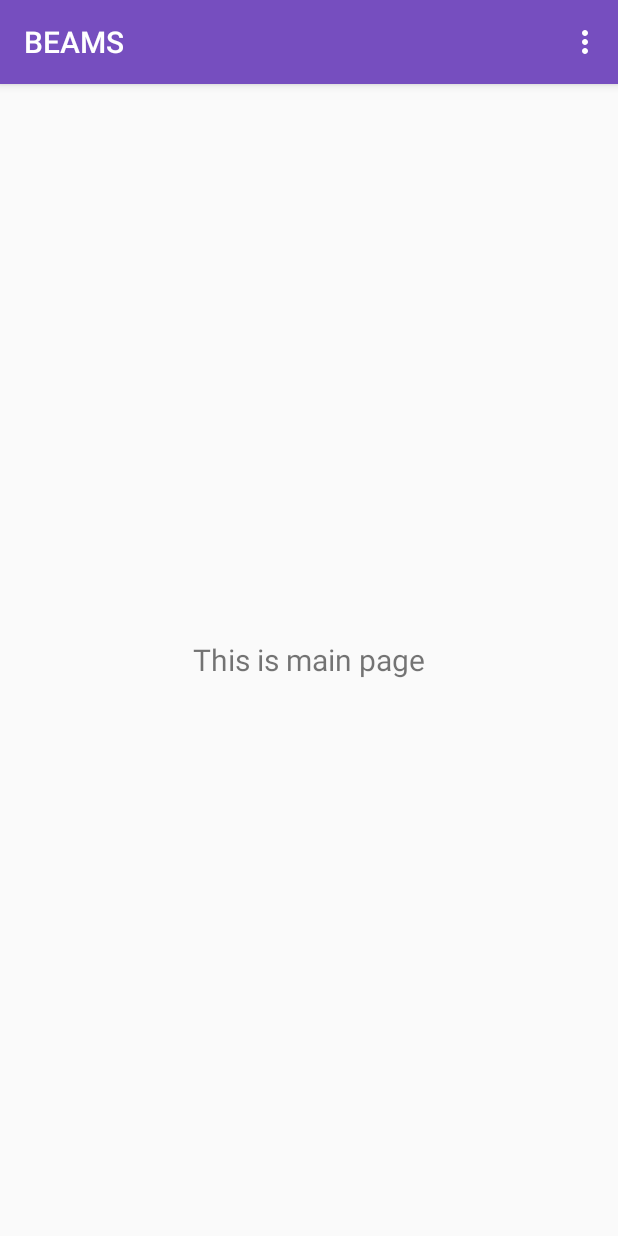
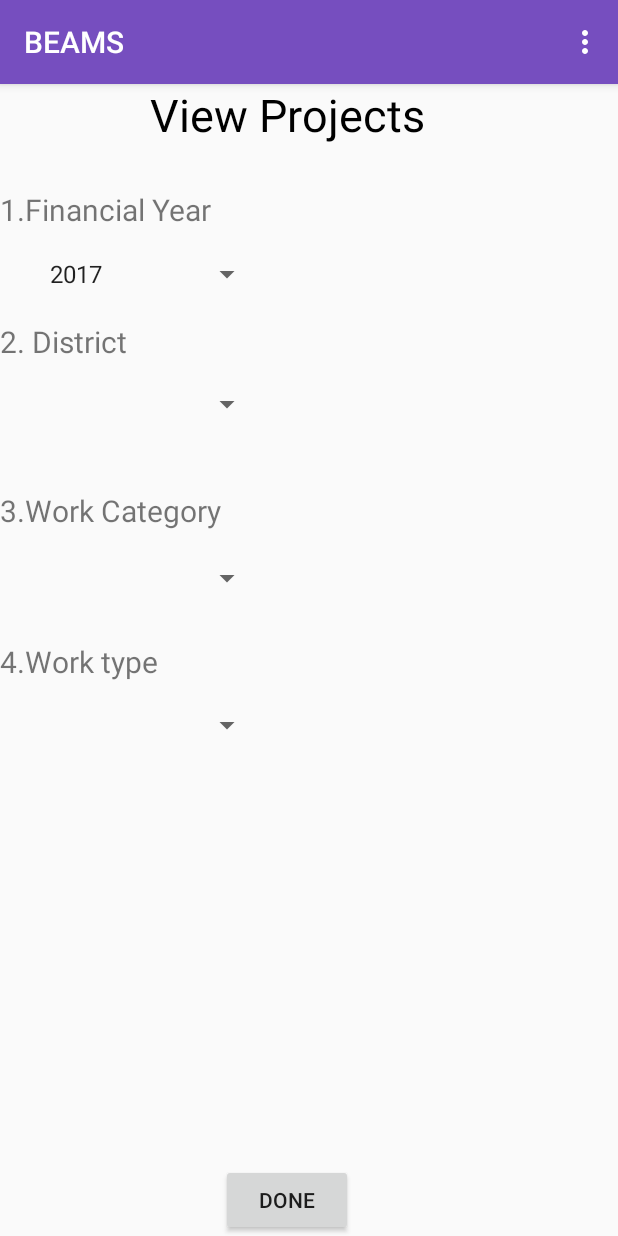
Before and after one commit to shreekaraudupa/LapitChat, an Android app: the screen it shows after launch once a user with an empty profile is signed in (MainActivity), on a phone screen of 412 x 824 dp. Run offline under Robolectric (Android 15) with nearby library versions, the phone set to English and light mode, and no system bars; our stand-ins replace Firebase (no records; nobody signed in at launch, a user with empty details on screens opened directly).

Commit message:
Small changes

```diff
--- a/app/build.gradle
+++ b/app/build.gradle
@@ -42,4 +42,7 @@ dependencies {
 
 
 
+
+
+
 apply plugin: 'com.google.gms.google-services'
--- a/app/src/main/java/com/example/shree/lapitchat/MainActivity.java
+++ b/app/src/main/java/com/example/shree/lapitchat/MainActivity.java
@@ -7,14 +7,22 @@ import android.support.v7.app.AppCompatActivity;
 import android.os.Bundle;
 import android.view.Menu;
 import android.view.MenuItem;
+import android.view.View;
+import android.widget.ArrayAdapter;
+import android.widget.Button;
+import android.widget.Spinner;
 import android.widget.Toast;
 import android.widget.Toolbar;
 
 import com.google.firebase.auth.FirebaseAuth;
 import com.google.firebase.auth.FirebaseUser;
 
+import java.util.ArrayList;
+
 public class MainActivity extends AppCompatActivity {
 
+    Button btnFilter;
+    Spinner spnYear,spnDistrict,spnType,spnCategory;
     private FirebaseAuth mAuth;
     AlertDialog.Builder alertDialogBuilder ;
 
@@ -24,7 +32,13 @@ public class MainActivity extends AppCompatActivity {
         super.onCreate(savedInstanceState);
         setContentView(R.layout.activity_main);
 
+        btnFilter=findViewById(R.id.btnFilter);
         mAuth = FirebaseAuth.getInstance();
+        spnYear=findViewById(R.id.spnYear);
+        spnDistrict=findViewById(R.id.spnDistrict);
+        spnType=findViewById(R.id.spnType);
+        spnCategory=findViewById(R.id.spnCategory);
+
         alertDialogBuilder = new AlertDialog.Builder(this);
         alertDialogBuilder.setMessage("You want to Logout?");
         alertDialogBuilder.setCancelable(true);
@@ -45,6 +59,36 @@ public class MainActivity extends AppCompatActivity {
         setSupportActionBar(mtoolbar);
         getSupportActionBar().setTitle("lapitChat");
         */
+
+        ArrayList year=new ArrayList();
+        year.add("2017");
+        year.add("2016");
+        year.add("2015");
+        ArrayAdapter yearAdp=new ArrayAdapter(this,android.R.layout.simple_spinner_item,year);
+        spnYear.setAdapter(yearAdp);
+
+        ArrayList district=new ArrayList();
+        district.add("Mumbai");
+        district.add("Goa");
+        district.add("Pune");
+        ArrayAdapter districtAdp =new ArrayAdapter(this,android.R.layout.simple_spinner_item,district);
+        //spnYear.setAdapter(districtAdp);
+
+        ArrayList type=new ArrayList();
+        type.add("Road");
+        type.add("Building");
+        type.add("Bridge");
+        ArrayAdapter typeAdp=new ArrayAdapter(this,android.R.layout.simple_spinner_item,type);
+        //spnYear.setAdapter(typeAdp);
+
+        btnFilter.setOnClickListener(new View.OnClickListener() {
+            @Override
+            public void onClick(View view) {
+                Intent filter=new Intent(MainActivity.this,ListOfProjects.class);
+                startActivity(filter);
+            }
+        });
+
     }
     @Override
     public void onStart() {
@@ -104,4 +148,6 @@ public class MainActivity extends AppCompatActivity {
 
          return true;
     }
+
+
 }
--- a/app/src/main/res/layout/activity_main.xml
+++ b/app/src/main/res/layout/activity_main.xml
@@ -6,16 +6,102 @@
     android:layout_height="match_parent"
     tools:context="com.example.shree.lapitchat.MainActivity">
 
-     <TextView
+
+
+        <TextView
+            android:id="@+id/textView5"
+            android:layout_width="wrap_content"
+            android:layout_height="wrap_content"
+            android:text="View Projects"
+            android:textColor="#000"
+            android:layout_marginLeft="100dp"
+            android:textSize="30dp"/>
+
+    <TextView
+        android:id="@+id/textView9"
         android:layout_width="wrap_content"
         android:layout_height="wrap_content"
-        android:layout_centerHorizontal="true"
-        android:layout_centerVertical="true"
-        android:text="This is main page"
-        android:textSize="20sp"
-        app:layout_constraintBottom_toBottomOf="parent"
-        app:layout_constraintLeft_toLeftOf="parent"
-        app:layout_constraintRight_toRightOf="parent"
-        app:layout_constraintTop_toTopOf="parent" />
+        android:layout_alignParentStart="true"
+        android:layout_below="@+id/textView5"
+        android:layout_marginTop="29dp"
+        android:text="1.Financial Year "
+        android:textSize="20dp"
+        />
+
+    <TextView
+        android:id="@+id/textView11"
+        android:layout_width="wrap_content"
+        android:layout_height="wrap_content"
+        android:layout_alignParentStart="true"
+        android:layout_below="@+id/spnYear"
+        android:layout_marginTop="19dp"
+        android:text="2. District"
+        android:textSize="20dp" />
+
+    <TextView
+        android:id="@+id/textView13"
+        android:layout_width="wrap_content"
+
+        android:layout_height="wrap_content"
+        android:layout_alignParentStart="true"
+        android:layout_below="@+id/spnDistrict"
+        android:layout_marginTop="45dp"
+        android:text="3.Work Category"
+        android:textSize="20dp" />
+
+    <TextView
+        android:id="@+id/textView14"
+        android:layout_width="wrap_content"
+        android:layout_height="wrap_content"
+        android:layout_alignParentStart="true"
+        android:layout_below="@+id/spnCategory"
+        android:layout_marginTop="30dp"
+        android:text="4.Work type"
+        android:textSize="20dp" />
+
+    <Spinner
+        android:id="@+id/spnYear"
+        android:layout_width="150dp"
+        android:layout_marginLeft="25dp"
+        android:layout_height="wrap_content"
+        android:layout_alignParentStart="true"
+        android:layout_below="@+id/textView9"
+        android:layout_marginTop="17dp" />
+
+    <Spinner
+        android:id="@+id/spnDistrict"
+        android:layout_width="150dp"
+        android:layout_marginLeft="25dp"
+        android:layout_height="wrap_content"
+        android:layout_alignParentStart="true"
+        android:layout_below="@+id/textView11"
+        android:layout_marginTop="16dp" />
+
+    <Spinner
+        android:id="@+id/spnCategory"
+        android:layout_width="150dp"
+        android:layout_marginLeft="25dp"
+        android:layout_height="wrap_content"
+        android:layout_alignParentStart="true"
+        android:layout_below="@+id/textView13"
+        android:layout_marginTop="19dp" />
+
+    <Spinner
+        android:id="@+id/spnType"
+        android:layout_width="150dp"
+        android:layout_height="wrap_content"
+        android:layout_alignParentStart="true"
+        android:layout_alignTop="@+id/textView14"
+        android:layout_marginLeft="25dp"
+        android:layout_marginTop="44dp" />
+
+    <Button
+        android:id="@+id/btnFilter"
+        android:layout_width="wrap_content"
+        android:layout_height="wrap_content"
+        android:layout_alignParentBottom="true"
+        android:layout_toEndOf="@+id/textView13"
+        android:text="Done" />
+
 
 </RelativeLayout>
```
Also changed, not shown: app/src/main/AndroidManifest.xml (+10 -5 lines), app/src/main/java/com/example/shree/lapitchat/ListOfProjects.java (added, +25 -0 lines), app/src/main/java/com/example/shree/lapitchat/ProjectDetail.java (added, +26 -0 lines), app/src/main/java/com/example/shree/lapitchat/ReviewActivity.java (added, +13 -0 lines), app/src/main/res/layout/activity_list_of_projects.xml (added, +26 -0 lines), app/src/main/res/layout/activity_project_detail.xml (added, +26 -0 lines), app/src/main/res/layout/activity_review.xml (added, +39 -0 lines).
